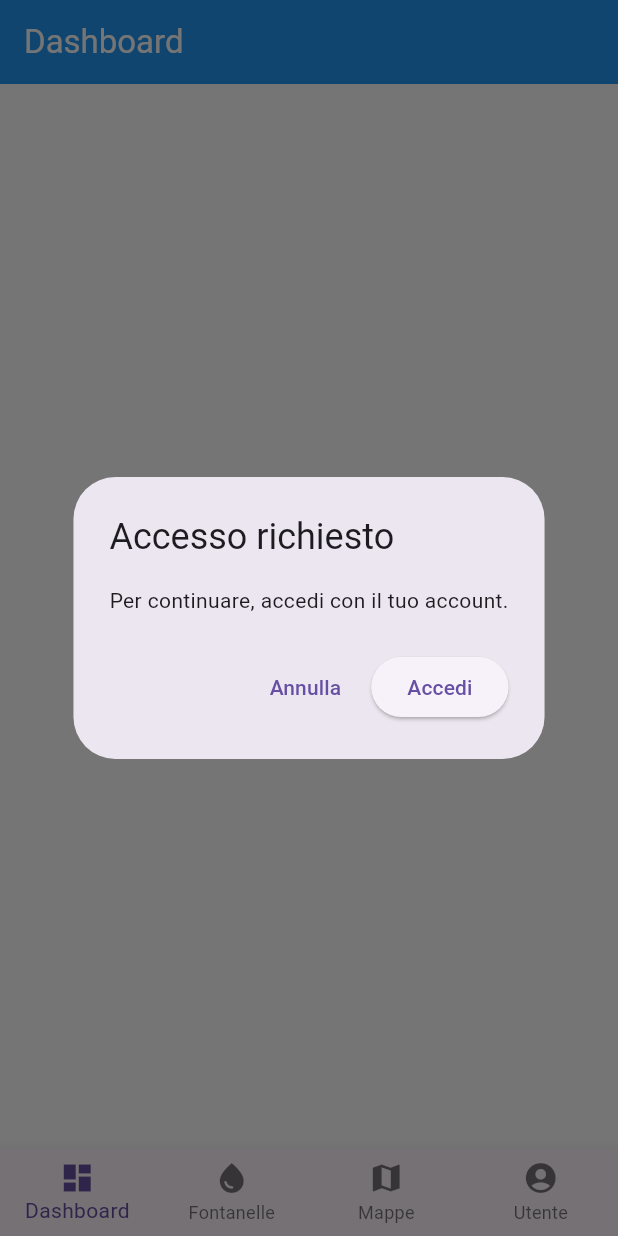
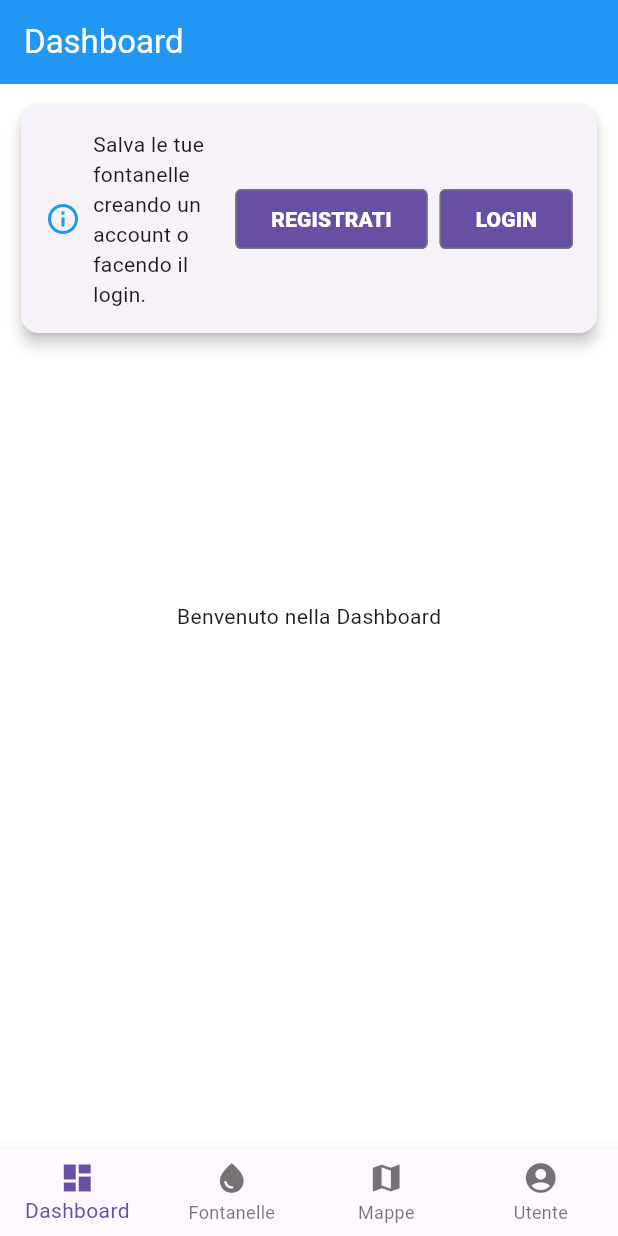
Before and after one commit to ilxBoschetto/splash, a Flutter app: the screen it shows after launch, on a phone screen of 412 x 824 dp. Run offline on Flutter 3.47's test engine with Material 3 defaults, Android fonts, the phone set to English and light mode, and no system bars; our stand-ins replace flutter_dotenv, flutter_map, geolocator, latlong2, shared_preferences.

Commit message:
Changed popup for account in dashboard

```diff
--- a/application/lib/screens/dashboard_screen.dart
+++ b/application/lib/screens/dashboard_screen.dart
@@ -8,43 +8,94 @@ class DashboardScreen extends StatefulWidget {
 }
 
 class _DashboardScreenState extends State<DashboardScreen> {
-  @override
-  void initState() {
-    super.initState();
-    // Mostra il dialog dopo il primo frame
-    WidgetsBinding.instance.addPostFrameCallback((_) {
-      _showLoginDialog();
-    });
-  }
-
-  void _showLoginDialog() {
-    showDialog(
-      context: context,
-      builder: (context) => AlertDialog(
-        title: const Text('Accesso richiesto'),
-        content: const Text('Per continuare, accedi con il tuo account.'),
-        actions: [
-          TextButton(
-            onPressed: () => Navigator.of(context).pop(), // Chiudi il dialog
-            child: const Text('Annulla'),
-          ),
-          ElevatedButton(
-            onPressed: () {
-              Navigator.of(context).pop(); // Chiudi il dialog
-              Navigator.pushNamed(context, '/login'); // Vai alla login
-            },
-            child: const Text('Accedi'),
-          ),
-        ],
-      ),
-    );
-  }
+  bool _showBanner = true;
 
   @override
   Widget build(BuildContext context) {
     return Scaffold(
       appBar: AppBar(title: const Text('Dashboard')),
-      body: const Center(child: Text('Benvenuto nella Dashboard')),
+      body: Stack(
+        children: [
+          const Center(child: Text('Benvenuto nella Dashboard')),
+          if (_showBanner)
+            Positioned(
+              top: 10,
+              left: 10,
+              right: 10,
+              child: Card(
+                shape: RoundedRectangleBorder(
+                  borderRadius: BorderRadius.circular(12),
+                ),
+                elevation: 4,
+                child: Padding(
+                  padding: const EdgeInsets.all(16),
+                  child: Column(
+                    crossAxisAlignment: CrossAxisAlignment.start,
+                    children: [
+                      Row(
+                        children: [
+                          const Icon(Icons.info_outline, color: Colors.blue),
+                          const SizedBox(width: 8),
+                          const Expanded(
+                            child: Text(
+                              'Salva le tue fontanelle creando un account o facendo il login.',
+                              style: TextStyle(fontSize: 14),
+                            ),
+                          ),
+                          OutlinedButton(
+                            style: OutlinedButton.styleFrom(
+                              backgroundColor: Theme.of(context).colorScheme.primary,
+                              shape: RoundedRectangleBorder(
+                                borderRadius: BorderRadius.circular(4), // Bordi meno arrotondati
+                              ),
+                            ),
+                            onPressed: () {
+                              setState(() => _showBanner = false);
+                              Navigator.pushNamed(context, '/register');
+                            },
+                            child: Text(
+                              'REGISTRATI',
+                              style: (
+                                TextStyle(fontWeight: FontWeight.w900,
+                                          color: Theme.of(context).scaffoldBackgroundColor)
+                                ),
+                            ),
+                          ),
+                          const SizedBox(width: 8),
+                          OutlinedButton(
+                            style: OutlinedButton.styleFrom(
+                              backgroundColor: Theme.of(context).colorScheme.primary,
+                              shape: RoundedRectangleBorder(
+                                borderRadius: BorderRadius.circular(4),
+                              ),
+                            ),
+                            onPressed: () {
+                              setState(() => _showBanner = false);
+                              Navigator.pushNamed(context, '/login');
+                            },
+                            child: Text(
+                              'LOGIN',
+                              style: (
+                                TextStyle(fontWeight: FontWeight.w900,
+                                          color: Theme.of(context).scaffoldBackgroundColor)
+                                ),
+                            ),
+                          ),
+                        ],
+                      ),
+                      Row(
+                        mainAxisAlignment: MainAxisAlignment.end,
+                        children: [
+
+                        ],
+                      )
+                    ],
+                  ),
+                ),
+              ),
+            ),
+        ],
+      ),
     );
   }
 }
```
